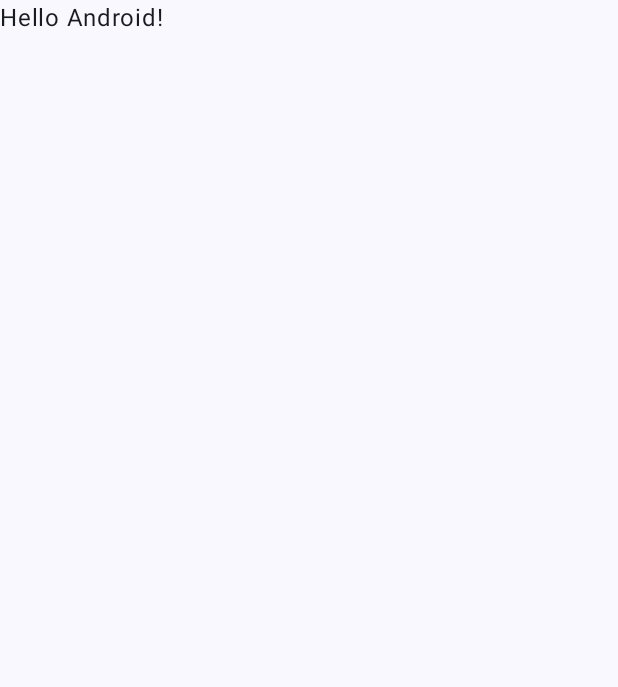
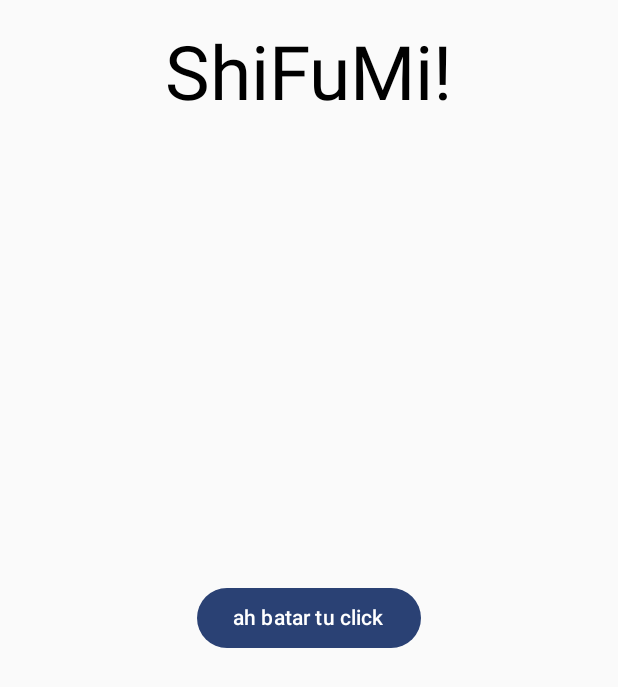
Before and after one commit to ntilleul/R4A11_Project, an Android app built with Jetpack Compose: the screen it shows after launch (MainActivity), on a phone screen of 412 x 824 dp. Before the commit the part shown is almost empty. Shown: the top 687 px of the screen. Run offline under Robolectric (Android 15) with nearby library versions, the phone set to English and light mode, and no system bars.

Commit message:
add title screen

```diff
--- a/app/src/main/java/com/example/shifumi/MainActivity.kt
+++ b/app/src/main/java/com/example/shifumi/MainActivity.kt
@@ -4,13 +4,20 @@ import android.os.Bundle
 import androidx.activity.ComponentActivity
 import androidx.activity.compose.setContent
 import androidx.activity.enableEdgeToEdge
+import androidx.compose.foundation.layout.Box
 import androidx.compose.foundation.layout.fillMaxSize
 import androidx.compose.foundation.layout.padding
+import androidx.compose.material3.Button
 import androidx.compose.material3.Scaffold
 import androidx.compose.material3.Text
 import androidx.compose.runtime.Composable
+import androidx.compose.ui.Alignment
 import androidx.compose.ui.Modifier
+import androidx.compose.ui.res.stringResource
+import androidx.compose.ui.text.TextStyle
 import androidx.compose.ui.tooling.preview.Preview
+import androidx.compose.ui.unit.dp
+import androidx.compose.ui.unit.sp
 import com.example.shifumi.ui.theme.ShiFuMiTheme
 
 class MainActivity : ComponentActivity() {
@@ -19,29 +26,41 @@ class MainActivity : ComponentActivity() {
         enableEdgeToEdge()
         setContent {
             ShiFuMiTheme {
-                Scaffold(modifier = Modifier.fillMaxSize()) { innerPadding ->
-                    Greeting(
-                        name = "Android",
-                        modifier = Modifier.padding(innerPadding)
-                    )
-                }
+                TitleScreen()
             }
         }
     }
 }
 
 @Composable
-fun Greeting(name: String, modifier: Modifier = Modifier) {
-    Text(
-        text = "Hello $name!",
-        modifier = modifier
-    )
+fun TitleScreen() {
+    Box(
+        modifier = Modifier.fillMaxSize()
+    ) {
+        Text(
+            text = stringResource(R.string.title_title_screen),
+            modifier = Modifier
+                .align(Alignment.TopCenter)
+                .padding(top = 20.dp),
+            style = TextStyle(fontSize = 50.sp)
+        )
+
+        Button(
+            onClick = {
+                // TODO
+            },
+            modifier = Modifier
+                .align(Alignment.Center)
+        ) {
+            Text(text = "ah batar tu click")
+        }
+    }
 }
 
-@Preview(showBackground = true)
 @Composable
-fun GreetingPreview() {
+@Preview
+fun TitleScreenPreview() {
     ShiFuMiTheme {
-        Greeting("Android")
+        TitleScreen()
     }
 }
--- a/app/src/main/res/values/strings.xml
+++ b/app/src/main/res/values/strings.xml
@@ -1,3 +1,4 @@
 <resources>
     <string name="app_name">ShiFuMi</string>
+    <string name="title_title_screen">ShiFuMi!</string>
 </resources>
```
